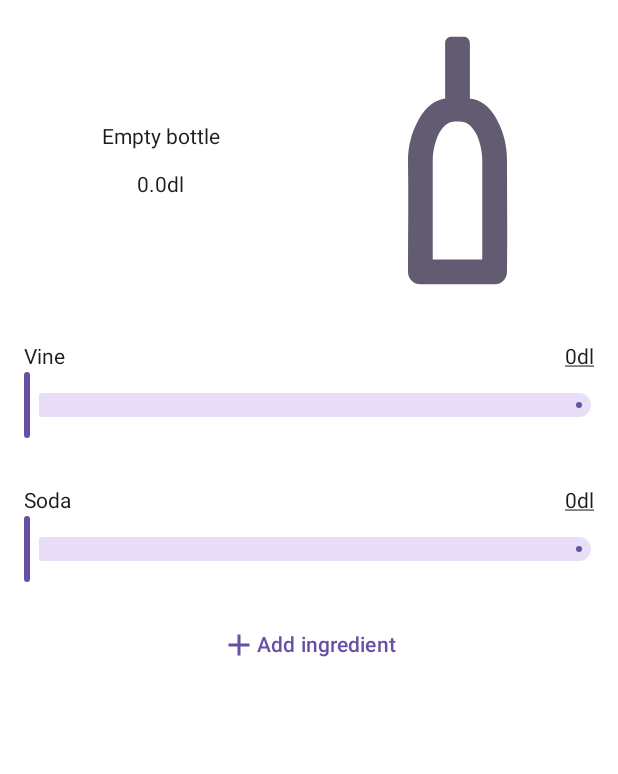
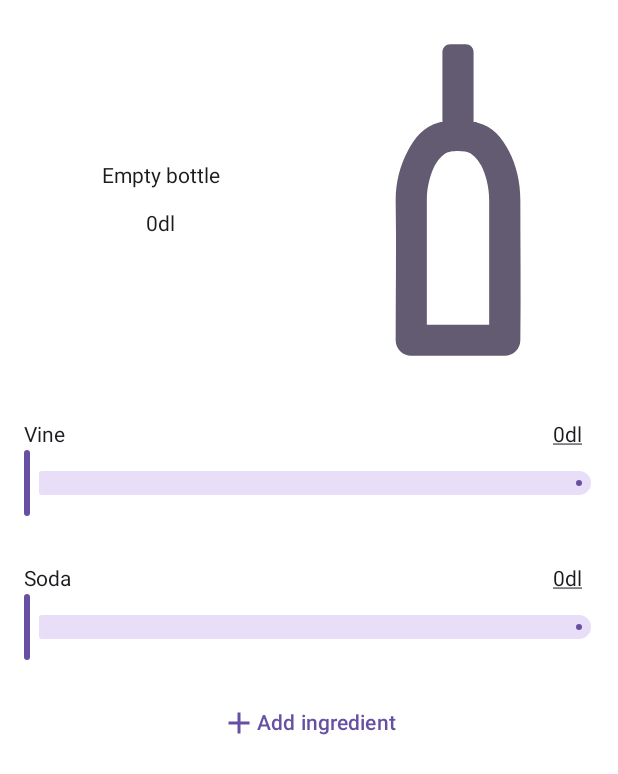
Before and after one commit to WholesomeWare/Froccs, an Android app built with Jetpack Compose: the @Preview function MixingScreen, on a phone screen of 412 x 824 dp. Shown: the top 774 px of the screen. Run offline under Robolectric (Android 15) with nearby library versions, the phone set to English and light mode, and no system bars.

Commit message:
Random stuff on mixing screen

```diff
--- a/app/src/main/java/com/csakitheone/froccs/ui/components/MixingScreen.kt
+++ b/app/src/main/java/com/csakitheone/froccs/ui/components/MixingScreen.kt
@@ -39,7 +39,7 @@ fun MixingScreen() {
     var recipe: Recipe? by remember { mutableStateOf(Data.getRecipes().firstOrNull()) }
     var amounts by remember { mutableStateOf(mutableMapOf<String, Float>(), neverEqualPolicy()) }
 
-    fun getAmountAsDl(): Float = amounts.values.sum()
+    fun getAmountAsDl(): String = amounts.values.sum().toString().replace(".0", "")
 
     LazyColumn(
         horizontalAlignment = Alignment.CenterHorizontally
@@ -108,7 +108,8 @@ fun MixingScreen() {
                 }
                 VineBottle(
                     modifier = Modifier
-                        .weight(1f),
+                        .weight(1f)
+                        .height(250.dp),
                     fullness = amounts.values.sum() / 10
                 )
             }
@@ -179,7 +180,8 @@ fun IngredientSlider(
                 )
                 Text(
                     modifier = Modifier
-                        .clickable { isDialogVisible = true },
+                        .clickable { isDialogVisible = true }
+                        .padding(horizontal = 8.dp),
                     text = "${amount.toString().replace(".0", "")}dl",
                     color = MaterialTheme.colorScheme.onBackground,
                     textDecoration = TextDecoration.Underline
--- a/app/src/main/java/com/csakitheone/froccs/ui/components/VineBottle.kt
+++ b/app/src/main/java/com/csakitheone/froccs/ui/components/VineBottle.kt
@@ -14,6 +14,7 @@ import androidx.compose.ui.draw.clip
 import androidx.compose.ui.draw.scale
 import androidx.compose.ui.graphics.ColorFilter
 import androidx.compose.ui.input.pointer.pointerInput
+import androidx.compose.ui.layout.ContentScale
 import androidx.compose.ui.res.painterResource
 import androidx.compose.ui.tooling.preview.Preview
 import androidx.compose.ui.unit.dp
@@ -51,17 +52,19 @@ fun VineBottle(modifier: Modifier = Modifier, fullness: Float = 1f) {
         ) {
             WaveAnimation(
                 modifier = Modifier
-                    .width(36.dp)
-                    .height(100.dp)
-                    .offset(y = 5.dp),
+                    .width(50.dp)
+                    .height(130.dp)
+                    .offset(y = 10.dp),
                 color = MaterialTheme.colorScheme.secondary,
                 progress = smoothFullness,
                 amplitudeMultiplier = waveIntensity
             )
             Image(
+                modifier = Modifier.aspectRatio(1 / 1.6f),
                 painter = painterResource(id = R.drawable.bottle_wine_outline),
                 contentDescription = null,
-                colorFilter = ColorFilter.tint(MaterialTheme.colorScheme.secondary)
+                colorFilter = ColorFilter.tint(MaterialTheme.colorScheme.secondary),
+                contentScale = ContentScale.FillHeight
             )
         }
     }
```
